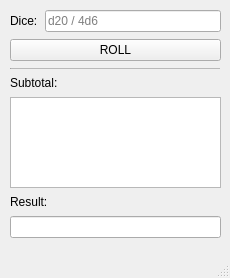
Old version of the form mainwindow.ui in the repository ChrisWhisker/dicey.
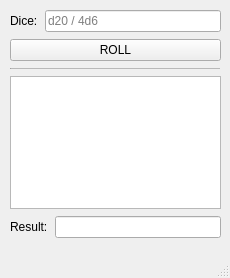
New version of the form.

```diff
--- a/mainwindow.ui
+++ b/mainwindow.ui
@@ -104,13 +104,6 @@
        </property>
       </widget>
      </item>
-     <item>
-      <widget class="QLabel" name="label">
-       <property name="text">
-        <string>Subtotal:</string>
-       </property>
-      </widget>
-     </item>
      <item>
       <widget class="QTextEdit" name="subtotalOut">
        <property name="enabled">
@@ -122,6 +115,8 @@
       </widget>
      </item>
      <item>
+      <layout class="QHBoxLayout" name="horizontalLayout_2">
+       <item>
       <widget class="QLabel" name="label_3">
        <property name="text">
         <string>Result:</string>
@@ -136,6 +131,8 @@
       </widget>
      </item>
     </layout>
+     </item>
+    </layout>
    </widget>
   </widget>
   <widget class="QMenuBar" name="menubar">
```
Left out of the diff: 2 changed lines with no effect on the pictures. Lines whose indentation alone changed are shown as unchanged.
